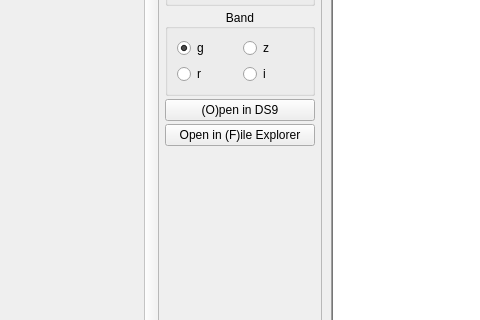
rpsmith4/photometric-decomp-analysis, file GUI/fit_gui.ui: the form before one commit; both pictures show x 558 to 1038 and y 143 to 463 of the 1250 by 864 pixel window.
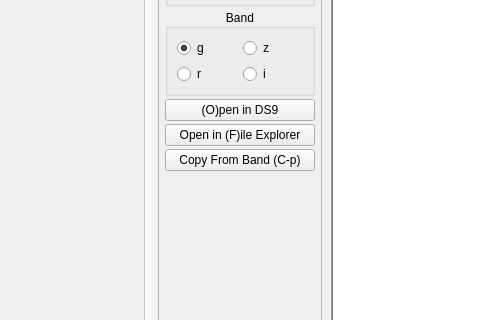
The form after the commit.

Commit message: Initial commit to be able to copy the parameters, still very messy due to the use of AI lol

What changed in the file:
```diff
--- a/GUI/fit_gui.ui
+++ b/GUI/fit_gui.ui
@@ -164,6 +164,19 @@
        </property>
       </widget>
      </item>
+     <item>
+      <widget class="QPushButton" name="copyparamsbutton">
+       <property name="maximumSize">
+        <size>
+         <width>150</width>
+         <height>16777215</height>
+        </size>
+       </property>
+       <property name="text">
+        <string>Copy From Band (C-p)</string>
+       </property>
+      </widget>
+     </item>
      <item>
       <spacer name="verticalSpacer">
        <property name="orientation">
```
The commit also changes 1 other file.
